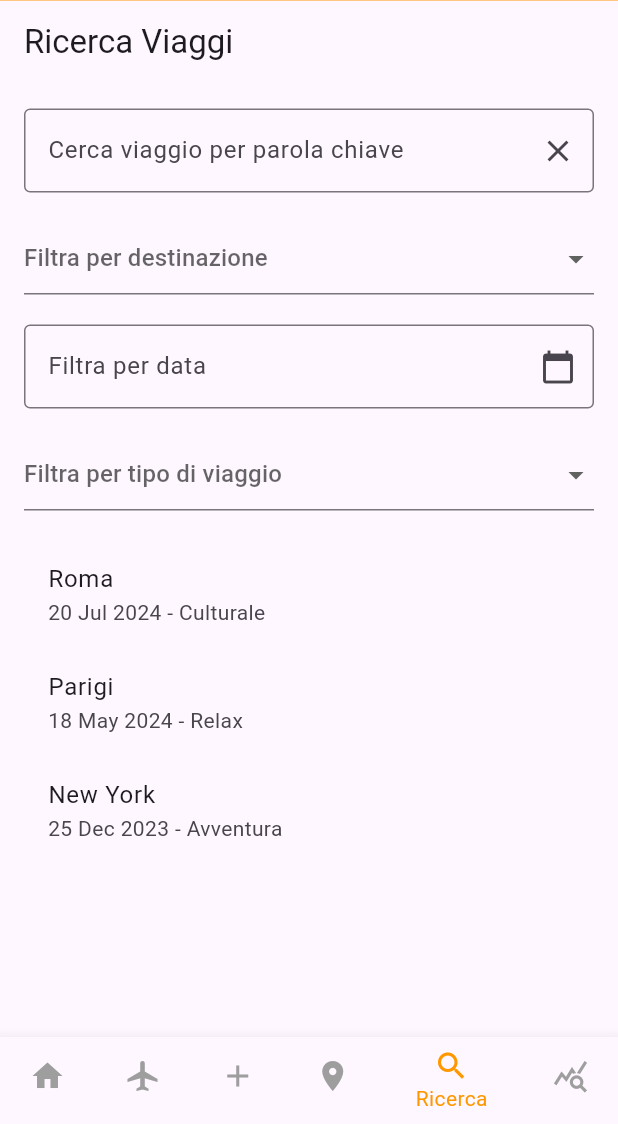
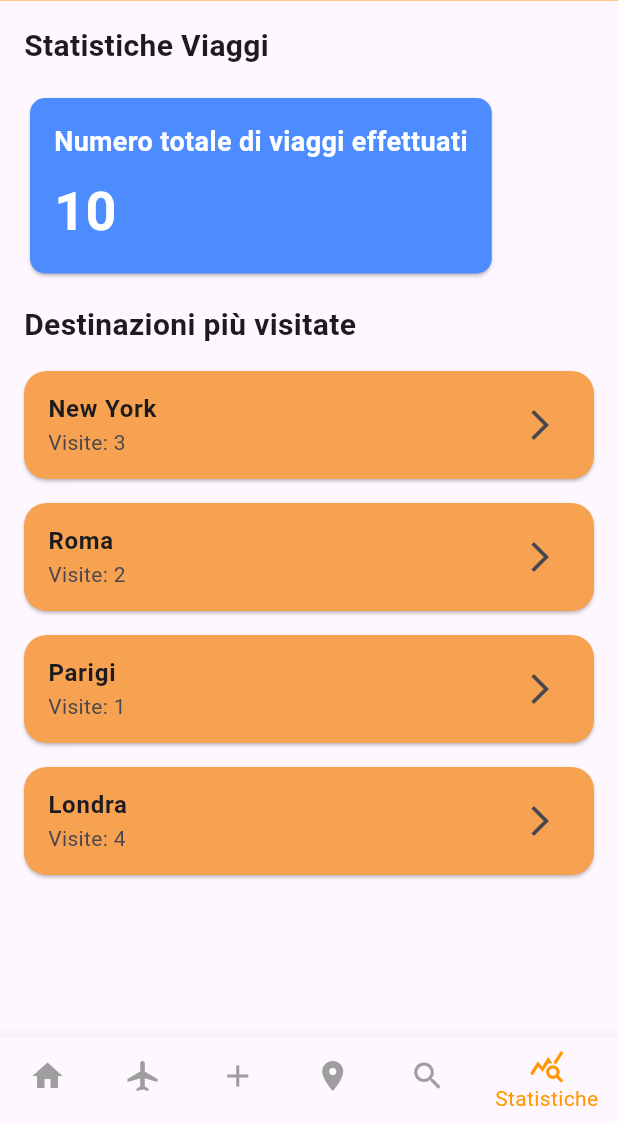
Before and after one commit to SalvatoreFTartaglione/mobile_project_14, a Flutter app: the screen it shows after launch, item 6 of the bottom bar chosen, on a phone screen of 412 x 824 dp, the part 112-1236 px from its top. Run offline on Flutter 3.47's test engine with Material 3 defaults, Android fonts, the phone set to English and light mode, and no system bars; our stand-ins replace image_picker, sqflite; accounts and stored records are empty.

Commit message:
stats_screen

```diff
--- a/lib/main.dart
+++ b/lib/main.dart
@@ -4,6 +4,7 @@ import '../../screens/dashboard.dart';
 import '../../screens/trip_detail_screen.dart';
 import '../../screens/destination_screen.dart';
 import '../../screens/search_screen.dart';
+import '../../screens/stats_screen.dart'; // Importa la schermata delle statistiche
 
 void main() {
   runApp(const MyApp());
@@ -71,10 +72,9 @@ class _HomeScreenState extends State<HomeScreen> {
           TripEditScreen(),
           DestinationScreen(),
           SearchScreen(),
+          Statistiche(), // Aggiungi la schermata delle statistiche
         ],
-
       ),
-
       bottomNavigationBar: BottomNavigationBar(
         backgroundColor: Colors.orange,
         selectedItemColor: Colors.orange,
@@ -87,8 +87,7 @@ class _HomeScreenState extends State<HomeScreen> {
           BottomNavigationBarItem(icon: Icon(Icons.add), label: 'Aggiungi/Modifica viaggio'),
           BottomNavigationBarItem(icon: Icon(Icons.location_on), label: 'Destinazioni'),
           BottomNavigationBarItem(icon: Icon(Icons.search), label: 'Ricerca'),
-          BottomNavigationBarItem(icon: Icon(Icons.query_stats), label: 'Statistiche'),
-
+          BottomNavigationBarItem(icon: Icon(Icons.query_stats), label: 'Statistiche'), // Aggiungi l'elemento per le statistiche
         ],
       ),
     );
--- a/lib/screens/add_&_modify_trip.dart
+++ b/lib/screens/add_&_modify_trip.dart
@@ -47,7 +47,7 @@ class _TripEditScreenState extends State<TripEditScreen> {
       initialDate: _date ?? DateTime.now(),
       firstDate: DateTime(2000),
       lastDate: DateTime(2101),
-    );
+  );
     if (picked != null) {
       setState(() {
         _date = picked;
--- a/lib/screens/dashboard.dart
+++ b/lib/screens/dashboard.dart
@@ -97,22 +97,20 @@ class Dashboard extends StatelessWidget {
           ),
           const SizedBox(height: 16),
           Row(
-            mainAxisAlignment: MainAxisAlignment.spaceEvenly,
+            /* mainAxisAlignment: MainAxisAlignment.spaceEvenly,
             children: [
-              /*ElevatedButton(
+              ElevatedButton(
                 onPressed: () {
                   Navigator.push(
                     context,
-                    MaterialPageRoute(builder: (context) => const AggiungiViaggio()), // Naviga alla schermata delle statistiche
+                    MaterialPageRoute(
+                      builder: (context) => TripEditScreen(trip: null), // Passa null se è un nuovo viaggio
+                    ),
                   );
                 },
                 child: const Text('Aggiungi Viaggio'),
-              ),*/
-              ElevatedButton(
-                onPressed: () {},
-                child: const Text('Crea Categoria'),
               ),
-            ],
+            ], */
           ),
         ],
       ),
--- a/lib/screens/stats_screen.dart
+++ b/lib/screens/stats_screen.dart
@@ -0,0 +1,84 @@
+import 'package:flutter/material.dart';
+
+class Statistiche extends StatelessWidget {
+  const Statistiche({super.key});
+
+  @override
+  Widget build(BuildContext context) {
+    // Dati esempio, da sostituire con i tuoi dati reali
+    final int totaleViaggi = 10;
+    final Map<String, int> destinazioni = {
+      'New York': 3,
+      'Roma': 2,
+      'Parigi': 1,
+      'Londra': 4,
+    };
+
+    return Padding(
+      padding: const EdgeInsets.all(16.0),
+      child: Column(
+        crossAxisAlignment: CrossAxisAlignment.start,
+        children: [
+          const Text(
+            'Statistiche Viaggi',
+            style: TextStyle(fontSize: 20, fontWeight: FontWeight.bold),
+          ),
+          const SizedBox(height: 16),
+          Card(
+            color: const Color(0xFF4C8CFF),
+            shape: RoundedRectangleBorder(
+              borderRadius: BorderRadius.circular(10),
+            ),
+            child: Padding(
+              padding: const EdgeInsets.all(16.0),
+              child: Column(
+                crossAxisAlignment: CrossAxisAlignment.start,
+                children: [
+                  const Text(
+                    'Numero totale di viaggi effettuati',
+                    style: TextStyle(fontSize: 18, fontWeight: FontWeight.bold, color: Colors.white),
+                  ),
+                  const SizedBox(height: 8),
+                  Text(
+                    totaleViaggi.toString(),
+                    style: const TextStyle(fontSize: 36, fontWeight: FontWeight.bold, color: Colors.white),
+                  ),
+                ],
+              ),
+            ),
+          ),
+          const SizedBox(height: 16),
+          const Text(
+            'Destinazioni più visitate',
+            style: TextStyle(fontSize: 20, fontWeight: FontWeight.bold),
+          ),
+          const SizedBox(height: 8),
+          Expanded(
+            child: ListView.builder(
+              itemCount: destinazioni.length,
+              itemBuilder: (context, index) {
+                String destinazione = destinazioni.keys.elementAt(index);
+                int count = destinazioni[destinazione]!;
+                return Card(
+                  color: const Color(0xfff6a250),
+                  margin: const EdgeInsets.symmetric(vertical: 8),
+                  shape: RoundedRectangleBorder(
+                    borderRadius: BorderRadius.circular(15),
+                  ),
+                  child: ListTile(
+                    title: Text(
+                      destinazione,
+                      style: const TextStyle(fontWeight: FontWeight.bold),
+                    ),
+                    subtitle: Text('Visite: $count'),
+                    trailing: const Icon(Icons.arrow_forward_ios),
+                  ),
+                );
+              },
+            ),
+          ),
+        ],
+      ),
+    );
+  }
+}
```
